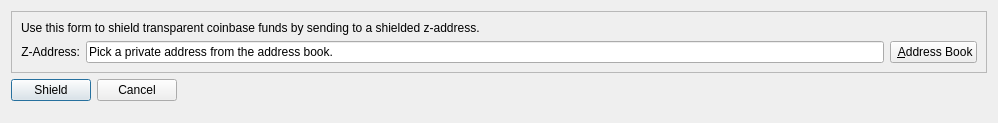
Above: src/qt/forms/zshieldcoinsdialog.ui from GeorgeRDG/litecoinz before the change. Below: the same form after it.
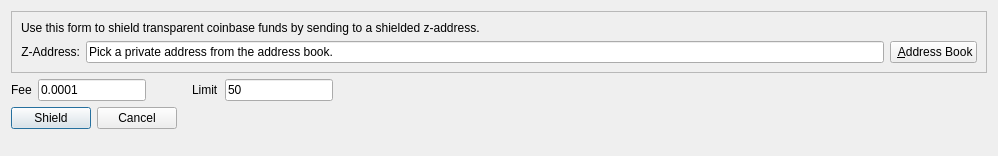
That is the form after the change. Icons and pictures are not drawn.

Patch:
```diff
--- a/src/qt/forms/zshieldcoinsdialog.ui
+++ b/src/qt/forms/zshieldcoinsdialog.ui
@@ -7,14 +7,14 @@
     <x>0</x>
     <y>0</y>
     <width>998</width>
-    <height>123</height>
+    <height>156</height>
    </rect>
   </property>
   <property name="windowTitle">
    <string>Shield Coins</string>
   </property>
   <layout class="QFormLayout" name="formLayout">
-   <item row="1" column="0">
+   <item row="2" column="0">
     <layout class="QHBoxLayout" name="horizontalLayout_4">
      <item>
       <widget class="QPushButton" name="shieldButton">
@@ -113,6 +113,70 @@
      </layout>
     </widget>
    </item>
+   <item row="1" column="0">
+    <layout class="QHBoxLayout" name="horizontalLayout_3">
+     <item>
+      <widget class="QLabel" name="label">
+       <property name="text">
+        <string>Fee</string>
+       </property>
+      </widget>
+     </item>
+     <item>
+      <widget class="QLineEdit" name="reqFee">
+       <property name="inputMethodHints">
+        <set>Qt::ImhNone</set>
+       </property>
+       <property name="text">
+        <string>0.0001</string>
+       </property>
+      </widget>
+     </item>
+     <item>
+      <spacer name="horizontalSpacer">
+       <property name="orientation">
+        <enum>Qt::Horizontal</enum>
+       </property>
+       <property name="sizeHint" stdset="0">
+        <size>
+         <width>40</width>
+         <height>20</height>
+        </size>
+       </property>
+      </spacer>
+     </item>
+     <item>
+      <widget class="QLabel" name="label_3">
+       <property name="text">
+        <string>Limit</string>
+       </property>
+      </widget>
+     </item>
+     <item>
+      <widget class="QLineEdit" name="reqLimit">
+       <property name="inputMethodHints">
+        <set>Qt::ImhNone</set>
+       </property>
+       <property name="text">
+        <string>50</string>
+       </property>
+      </widget>
+     </item>
+     <item>
+      <spacer name="horizontalSpacer_2">
+       <property name="orientation">
+        <enum>Qt::Horizontal</enum>
+       </property>
+       <property name="sizeHint" stdset="0">
+        <size>
+         <width>40</width>
+         <height>20</height>
+        </size>
+       </property>
+      </spacer>
+     </item>
+    </layout>
+   </item>
   </layout>
  </widget>
  <resources>
```
Left out of the diff: 6 changed lines with no effect on the pictures.
